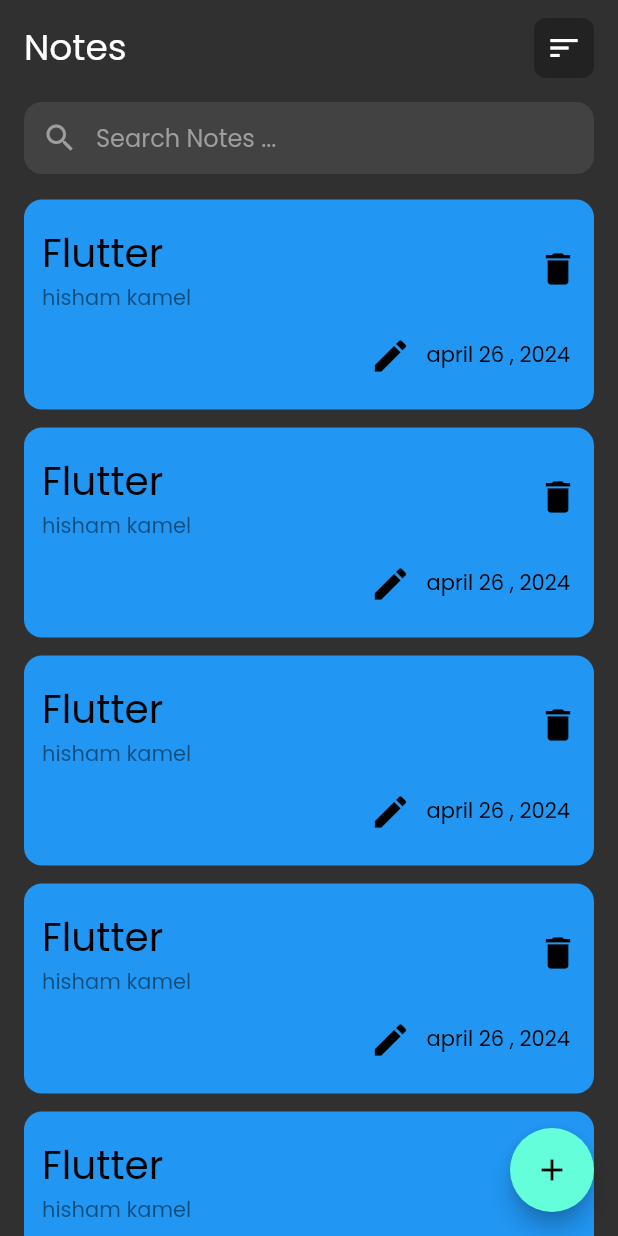
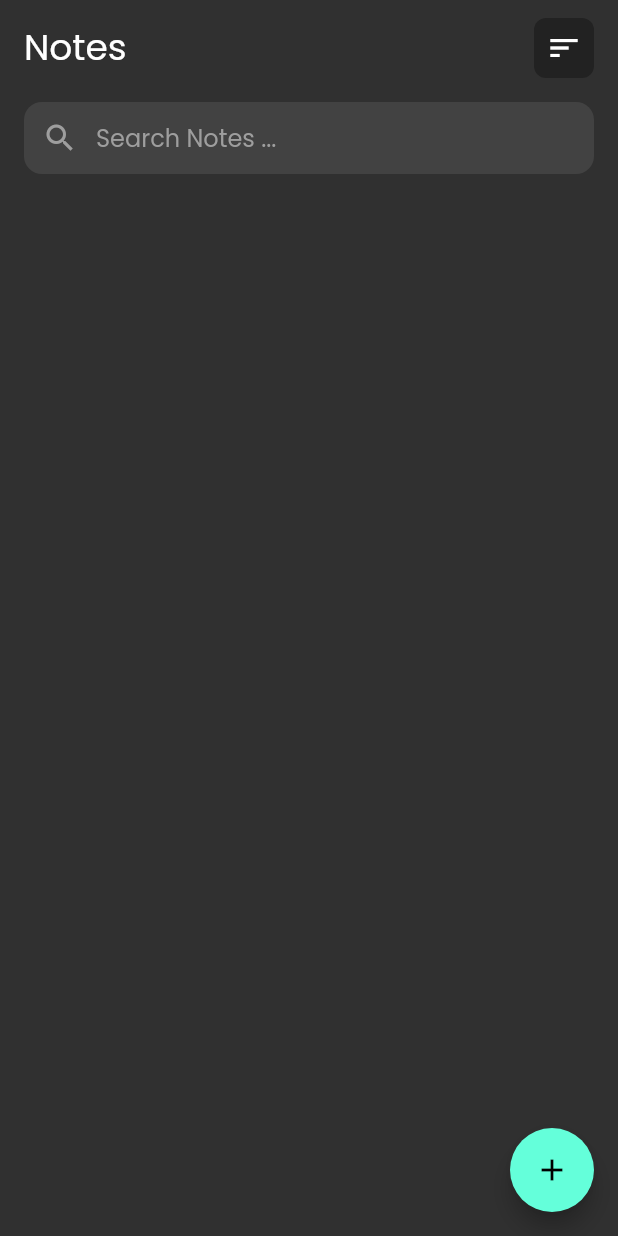
Before and after one commit to Hishamk99/my-notes, a Flutter app: the screen it shows after launch, on a phone screen of 412 x 824 dp. Run offline on Flutter 3.47's test engine with Material 3 defaults, Android fonts, the phone set to English and light mode, and no system bars; our stand-ins replace flutter_bloc, hive, hive_flutter; accounts and stored records are empty.

Commit message:
display data

```diff
--- a/lib/cubits/notes_cubit/notes_cubit.dart
+++ b/lib/cubits/notes_cubit/notes_cubit.dart
@@ -8,15 +8,17 @@ part 'notes_state.dart';
 
 class NotesCubit extends Cubit<NotesState> {
   NotesCubit() : super(NotesInitial());
+  List<NoteModel>? notesList;
 
   getAllNotes() {
-    try {
-      var noteBox = Hive.box<NoteModel>(kNotesBox);
-      List<NoteModel> notesList = noteBox.values.toList();
+    //try {
 
-      emit(NotesSuccess(notes: notesList));
-    } catch (e) {
-      emit(NotesFailure(errorMessage: e.toString()));
-    }
+    var noteBox = Hive.box<NoteModel>(kNotesBox);
+    notesList = noteBox.values.toList();
+
+    // emit(NotesSuccess(notes: notesList!));
+    // } catch (e) {
+    //  emit(NotesFailure(errorMessage: e.toString()));
+    // }
   }
 }
--- a/lib/widgets/items_list_view.dart
+++ b/lib/widgets/items_list_view.dart
@@ -1,4 +1,7 @@
 import 'package:flutter/material.dart';
+import 'package:flutter_bloc/flutter_bloc.dart';
+import 'package:my_notes/cubits/notes_cubit/notes_cubit.dart';
+import 'package:my_notes/model/note_model.dart';
 
 import 'note_item.dart';
 
@@ -9,13 +12,21 @@ class ItemsListView extends StatelessWidget {
 
   @override
   Widget build(BuildContext context) {
-    return Expanded(
-      child: ListView.builder(
-        itemCount: 5,
-        itemBuilder: (context, index) {
-          return const NoteItem();
-        },
-      ),
+    return BlocBuilder<NotesCubit, NotesState>(
+      builder: (context, state) {
+        List<NoteModel> notes =
+            BlocProvider.of<NotesCubit>(context).notesList ?? [];
+        return Expanded(
+          child: ListView.builder(
+            itemCount: notes.length,
+            itemBuilder: (context, index) {
+              return NoteItem(
+                note: notes[index],
+              );
+            },
+          ),
+        );
+      },
     );
   }
 }
--- a/lib/widgets/note_item.dart
+++ b/lib/widgets/note_item.dart
@@ -1,18 +1,20 @@
 import 'package:flutter/material.dart';
+
+import 'package:my_notes/model/note_model.dart';
 import 'package:my_notes/screen/edit_view.dart';
 
 import 'custom_icon_button.dart';
 
 class NoteItem extends StatelessWidget {
-  const NoteItem({super.key});
-
+  const NoteItem({super.key, required this.note});
+  final NoteModel note;
   @override
   Widget build(BuildContext context) {
     return Container(
-      margin: const EdgeInsets.only(top: 12),
+      margin: const EdgeInsets.only(top: 6, bottom: 6),
       padding: const EdgeInsets.only(top: 12, bottom: 12, left: 12),
       decoration: BoxDecoration(
-        color: Colors.blue,
+        color: Color(note.color),
         borderRadius: BorderRadius.circular(12),
       ),
       child: Expanded(
@@ -20,15 +22,15 @@ class NoteItem extends StatelessWidget {
           children: [
             ListTile(
               contentPadding: EdgeInsets.zero,
-              title: const Text(
-                'Flutter',
-                style: TextStyle(
+              title: Text(
+                note.title,
+                style: const TextStyle(
                   color: Colors.black,
                   fontSize: 26,
                 ),
               ),
               subtitle: Text(
-                'hisham kamel',
+                note.desc,
                 style: TextStyle(
                   color: Colors.black.withOpacity(.5),
                 ),
@@ -49,9 +51,9 @@ class NoteItem extends StatelessWidget {
                     },
                     icon: Icons.edit,
                   ),
-                  const Text(
-                    'april 26 , 2024',
-                    style: TextStyle(
+                  Text(
+                    note.date,
+                    style: const TextStyle(
                       color: Colors.black,
                     ),
                   ),
--- a/lib/widgets/notes_view_body.dart
+++ b/lib/widgets/notes_view_body.dart
@@ -1,10 +1,23 @@
 import 'package:flutter/material.dart';
+import 'package:flutter_bloc/flutter_bloc.dart';
+import 'package:my_notes/cubits/notes_cubit/notes_cubit.dart';
 import 'package:my_notes/widgets/custom_app_bar.dart';
 import 'custom_search_text_field.dart';
 import 'items_list_view.dart';
 
-class NotesViewBody extends StatelessWidget {
+class NotesViewBody extends StatefulWidget {
   const NotesViewBody({super.key});
+
+  @override
+  State<NotesViewBody> createState() => _NotesViewBodyState();
+}
+
+class _NotesViewBodyState extends State<NotesViewBody> {
+  @override
+  void initState() {
+    BlocProvider.of<NotesCubit>(context).getAllNotes();
+    super.initState();
+  }
 
   @override
   Widget build(BuildContext context) {
```
